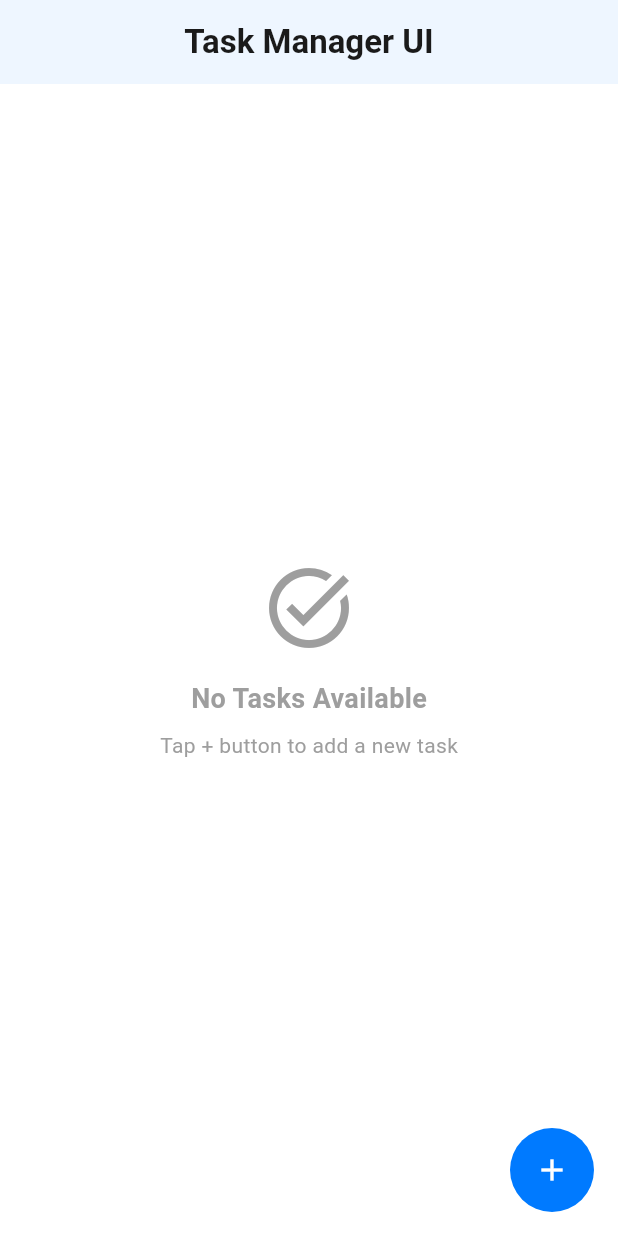
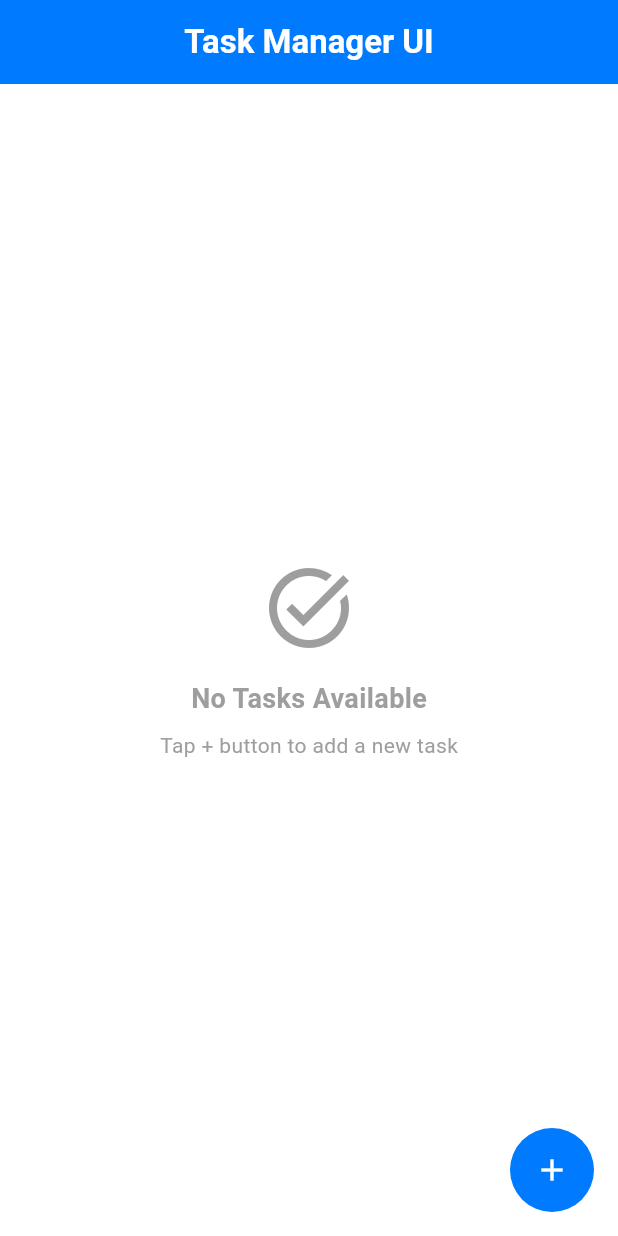
Before and after one commit to mosayyyed/railse-task-flutter, a Flutter app: the screen it shows after launch, on a phone screen of 412 x 824 dp. Run offline on Flutter 3.47's test engine with Material 3 defaults, Android fonts, the phone set to English and light mode, and no system bars; our stand-ins replace flutter_bloc, freezed_annotation, get_it, hive, hive_flutter; accounts and stored records are empty.

Commit message:
feat: Update AddTaskBottomSheet to use dynamic theming and improve UI elements

```diff
--- a/lib/core/theme/app_colors.dart
+++ b/lib/core/theme/app_colors.dart
@@ -44,6 +44,8 @@ class LightColors {
 
   // Primary Colors
   Color get primary => AppColors.primaryBlue;
+
+  Color get onPrimary => AppColors.white;
   Color get primaryDark => AppColors.primaryBlueDark;
   Color get primaryLight => AppColors.primaryBlueLight;
 
@@ -95,6 +97,8 @@ class DarkColors {
 
   // Primary Colors
   Color get primary => AppColors.primaryBlueLight;
+
+  Color get onPrimary => AppColors.white;
   Color get primaryDark => AppColors.primaryBlueDark;
   Color get primaryLight => AppColors.primaryBlue;
 
--- a/lib/core/theme/app_theme.dart
+++ b/lib/core/theme/app_theme.dart
@@ -37,6 +37,7 @@ class AppTheme {
       // Color Scheme
       colorScheme: ColorScheme.light(
         primary: colors.primary,
+        onPrimary: AppColors.white,
         primaryContainer: colors.primaryLight,
         secondary: colors.secondary,
         secondaryContainer: colors.secondaryLight,
@@ -54,12 +55,12 @@ class AppTheme {
 
       // AppBar Theme
       appBarTheme: AppBarTheme(
-        backgroundColor: colors.surface,
-        foregroundColor: colors.textPrimary,
+        backgroundColor: colors.primary,
+        foregroundColor: colors.onPrimary,
         elevation: 0,
         centerTitle: true,
         titleTextStyle: TextStyle(
-          color: colors.textPrimary,
+          color: colors.onPrimary,
           fontSize: AppTypography.headline6,
           fontWeight: AppTypography.semiBold,
         ),
@@ -296,6 +297,7 @@ class AppTheme {
       // Color Scheme
       colorScheme: ColorScheme.dark(
         primary: colors.primary,
+        onPrimary: colors.onPrimary,
         primaryContainer: colors.primaryDark,
         secondary: colors.secondary,
         secondaryContainer: colors.secondaryDark,
@@ -313,12 +315,12 @@ class AppTheme {
 
       // AppBar Theme
       appBarTheme: AppBarTheme(
-        backgroundColor: colors.surface,
-        foregroundColor: colors.textPrimary,
+        backgroundColor: colors.primary,
+        foregroundColor: colors.onPrimary,
         elevation: 0,
         centerTitle: true,
         titleTextStyle: TextStyle(
-          color: colors.textPrimary,
+          color: colors.onPrimary,
           fontSize: AppTypography.headline6,
           fontWeight: AppTypography.semiBold,
         ),
```
